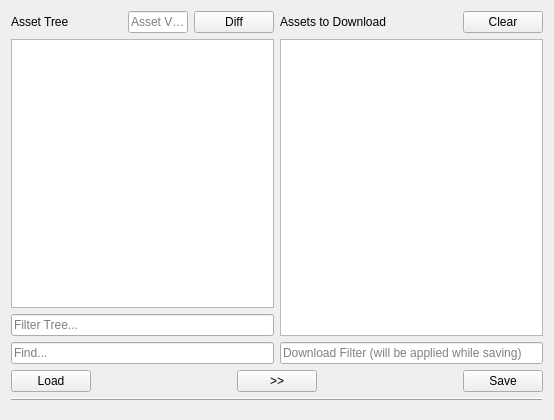
KinoMyu/MLTD-Asset-Downloader, file mainwindow.ui: the form before one commit.
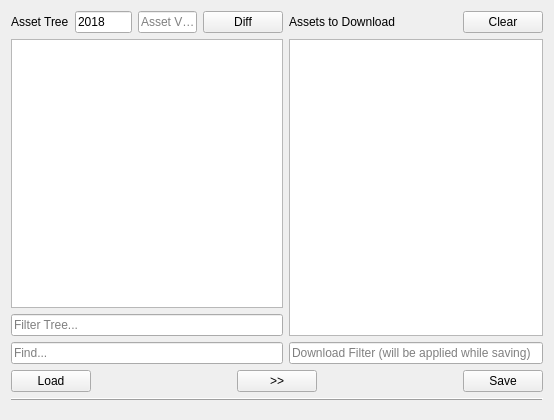
The form after the commit.

Commit message: Add user configurable unity ver

Patch:
```diff
--- a/mainwindow.ui
+++ b/mainwindow.ui
@@ -32,17 +32,20 @@
            </widget>
           </item>
           <item>
-           <spacer name="horizontalSpacer_3">
-            <property name="orientation">
-             <enum>Qt::Horizontal</enum>
-            </property>
-            <property name="sizeHint" stdset="0">
+           <widget class="QLineEdit" name="unityVer">
+            <property name="maximumSize">
              <size>
-              <width>40</width>
-              <height>20</height>
+              <width>58</width>
+              <height>16777215</height>
              </size>
             </property>
-           </spacer>
+            <property name="text">
+             <string>2018</string>
+            </property>
+            <property name="placeholderText">
+             <string>Unity Ver</string>
+            </property>
+           </widget>
           </item>
           <item>
            <widget class="QLineEdit" name="diffVersion">
```
The commit also changes 1 other file.
